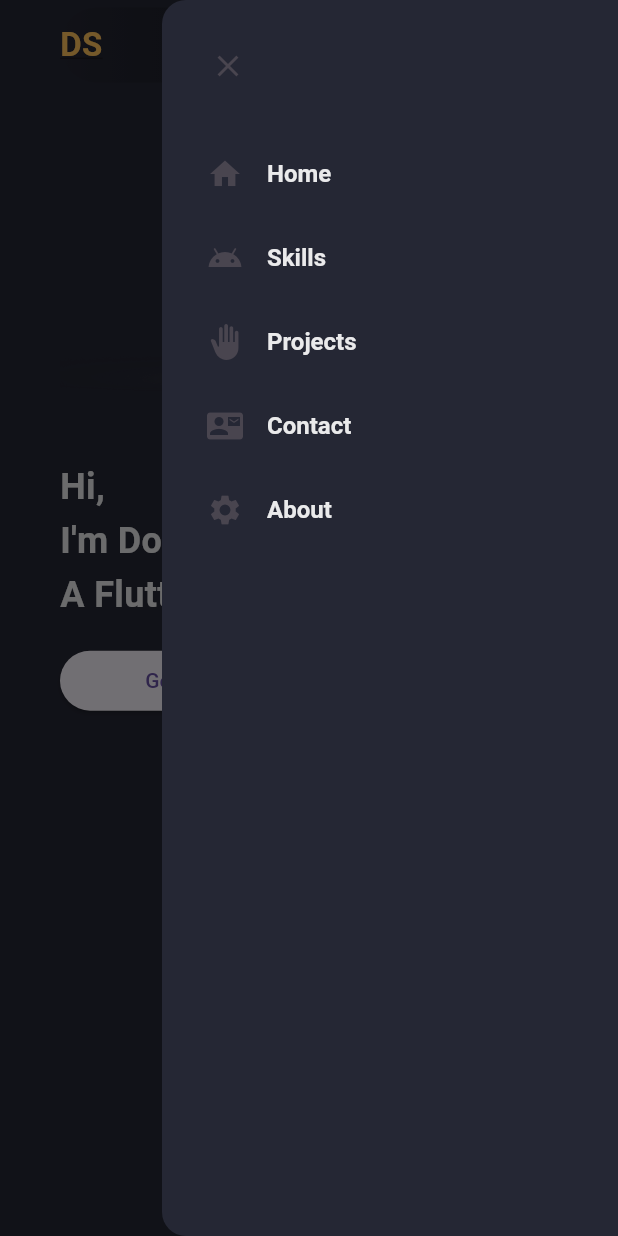
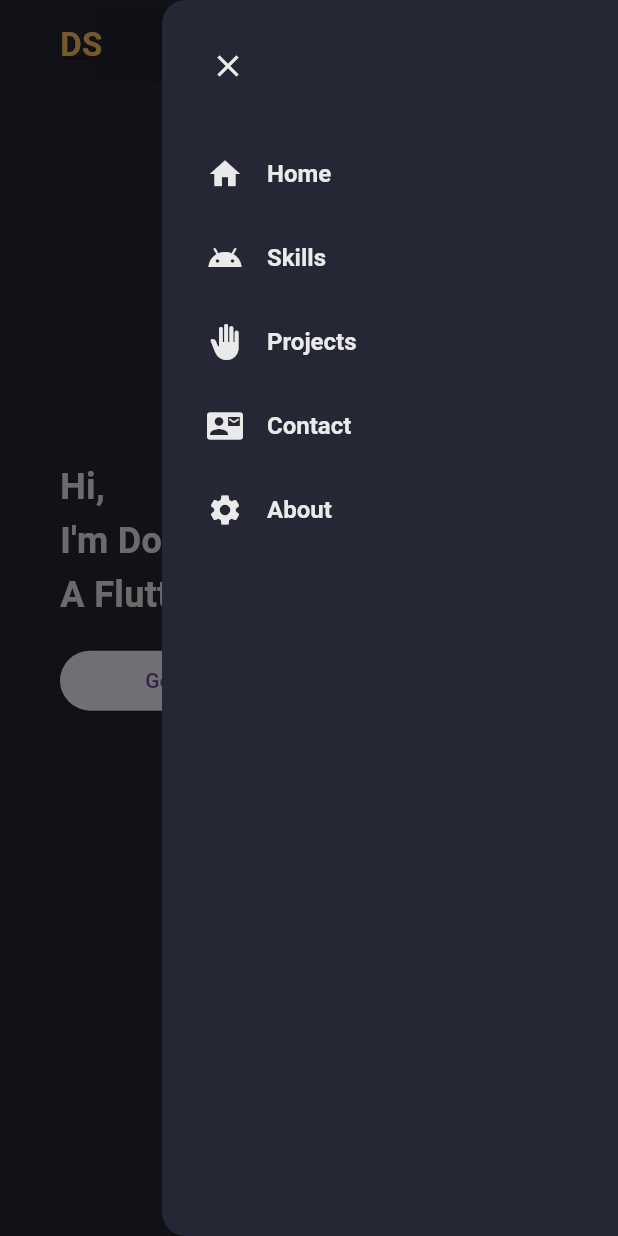
Before and after one commit to itsmedona/Sample_WebApp, a Flutter app: the screen it shows after launch, with the side drawer open, on a phone screen of 412 x 824 dp. Run offline on Flutter 3.47's test engine with Material 3 defaults, Android fonts, the phone set to English and light mode, and no system bars; our stand-ins replace firebase_core; missing offline and left inert: dart:js; accounts and stored records are empty.

Commit message:
color changed

```diff
--- a/lib/widgets/drawer_mobile.dart
+++ b/lib/widgets/drawer_mobile.dart
@@ -27,6 +27,7 @@ class DrawerMobile extends StatelessWidget {
                   Navigator.of(context).pop();
                 },
                 icon: const Icon(Icons.close),
+                color: ColorConstant.whitePrimary,
               ),
             ),
           ),
@@ -44,6 +45,7 @@ class DrawerMobile extends StatelessWidget {
                 onNavItemTap(i);
               },
               leading: Icon(navIcons[i]),
+              iconColor: ColorConstant.whitePrimary,
               title: Text(navTitles[i]),
             )
         ],
--- a/lib/widgets/header_mobile.dart
+++ b/lib/widgets/header_mobile.dart
@@ -1,4 +1,5 @@
 import 'package:flutter/material.dart';
+import 'package:my_portfolio/constants/colors.dart';
 
 import '../styles/style.dart';
 import 'site_logo.dart';
@@ -23,6 +24,7 @@ class HeaderMobile extends StatelessWidget {
           IconButton(
             onPressed: onMenuTap,
             icon: Icon(Icons.menu),
+            color: ColorConstant.whitePrimary,
           ),
           SizedBox(width: 15)
         ],
```
